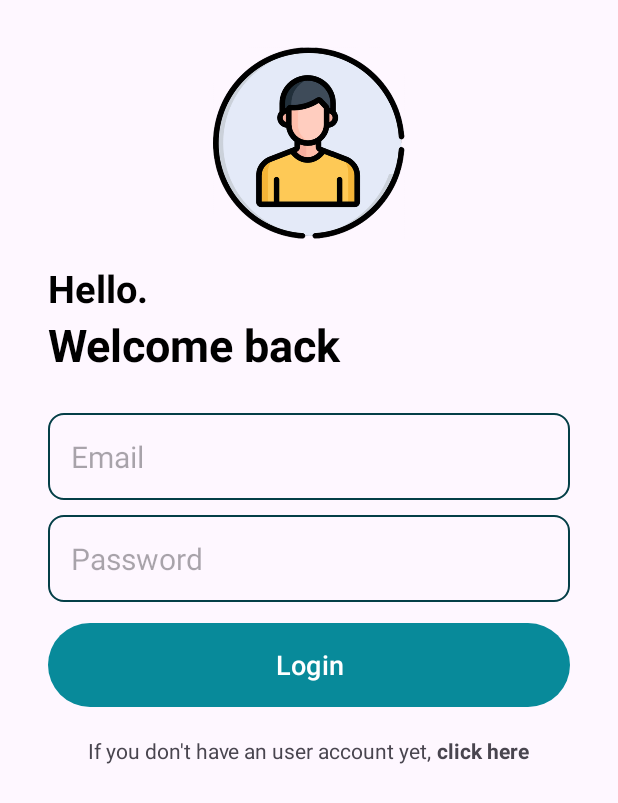
After one commit to Martin12234/Fikt-pmp-note-master-app, an Android app: the UserLoginActivity screen opened directly, with no data from a screen before it, on a phone screen of 412 x 824 dp. The commit adds this screen. Shown: the top 803 px of the screen. Run offline under Robolectric (Android 15) with nearby library versions, the phone set to English and light mode, and no system bars; our stand-ins replace Firebase (no records; nobody signed in at launch, a user with empty details on screens opened directly).

Commit message:
Created Form for User Login

```diff
--- a/app/src/main/AndroidManifest.xml
+++ b/app/src/main/AndroidManifest.xml
@@ -12,6 +12,9 @@
         android:supportsRtl="true"
         android:theme="@style/Theme.NoteMaster"
         tools:targetApi="31">
+        <activity
+            android:name=".UserLoginActivity"
+            android:exported="false" />
         <activity
             android:name=".UserRegistrationActivity"
             android:exported="false" />
--- /dev/null
+++ b/app/src/main/java/com/ml/notemaster/UserLoginActivity.java
@@ -0,0 +1,103 @@
+package com.ml.notemaster;
+
+import androidx.annotation.NonNull;
+import androidx.appcompat.app.AppCompatActivity;
+
+import android.content.Intent;
+import android.os.Bundle;
+import android.util.Patterns;
+import android.view.View;
+import android.widget.Button;
+import android.widget.EditText;
+import android.widget.ProgressBar;
+import android.widget.TextView;
+
+import com.google.android.gms.tasks.OnCompleteListener;
+import com.google.android.gms.tasks.Task;
+import com.google.firebase.auth.AuthResult;
+import com.google.firebase.auth.FirebaseAuth;
+
+public class UserLoginActivity extends AppCompatActivity {
+
+    EditText emailEditTxt, passwordEditTxt;
+    Button loginUserBtn;
+    ProgressBar progressBar;
+    TextView createUserBtnTxtView;
+
+    @Override
+    protected void onCreate(Bundle savedInstanceState) {
+        super.onCreate(savedInstanceState);
+        setContentView(R.layout.activity_user_login);
+
+        emailEditTxt = findViewById(R.id.email_edit_text);
+        passwordEditTxt = findViewById(R.id.password_edit_text);
+        loginUserBtn = findViewById(R.id.login_user_btn);
+        progressBar = findViewById(R.id.progress_bar);
+        createUserBtnTxtView = findViewById(R.id.create_user_text_view_btn);
+
+
+        loginUserBtn.setOnClickListener(v-> loginUser());
+        createUserBtnTxtView.setOnClickListener(v->startActivity(new Intent(UserLoginActivity.this, UserRegistrationActivity.class)));
+    }
+
+    void loginUser() {
+        String email = emailEditTxt.getText().toString();
+        String password = passwordEditTxt.getText().toString();
+
+        boolean isValidated = validateData(email, password);
+        if(!isValidated) {
+            return;
+        }
+
+        loginUserInFirebase(email,password);
+    }
+
+    void loginUserInFirebase(String email, String password) {
+        changeInProgress(true);
+
+        FirebaseAuth firebaseAuth = FirebaseAuth.getInstance();
+        firebaseAuth.signInWithEmailAndPassword(email, password).addOnCompleteListener(new OnCompleteListener<AuthResult>() {
+            @Override
+            public void onComplete(@NonNull Task<AuthResult> task) {
+                changeInProgress(false);
+                if(task.isSuccessful()) {
+                    //success login
+                    if(firebaseAuth.getCurrentUser().isEmailVerified()) {
+                        //go to main activity
+                        startActivity(new Intent(UserLoginActivity.this, MainActivity.class));
+                    } else {
+                        Utility.showToast(UserLoginActivity.this, "Email not verified, Please verify your email.");
+                    }
+                } else {
+                    //failed login
+                    Utility.showToast(UserLoginActivity.this, task.getException().getLocalizedMessage());
+
+                }
+            }
+        });
+    }
+
+    void changeInProgress(boolean inProgress) {
+        if(inProgress){
+            progressBar.setVisibility(View.VISIBLE);
+            loginUserBtn.setVisibility(View.GONE);
+        }
+        else {
+            progressBar.setVisibility(View.GONE);
+            loginUserBtn.setVisibility(View.VISIBLE);
+        }
+    }
+
+    boolean validateData(String email, String password) {
+        //validate data that are input by client
+        if(!Patterns.EMAIL_ADDRESS.matcher(email).matches()){
+            emailEditTxt.setError("Email is invalid");
+            return false;
+        }
+        if(password.length()<6){
+            passwordEditTxt.setError("Password length is invalid");
+            return false;
+        }
+        return true;
+    }
+}
--- /dev/null
+++ b/app/src/main/res/layout/activity_user_login.xml
@@ -0,0 +1,117 @@
+<?xml version="1.0" encoding="utf-8"?>
+<RelativeLayout xmlns:android="http://schemas.android.com/apk/res/android"
+    xmlns:app="http://schemas.android.com/apk/res-auto"
+    xmlns:tools="http://schemas.android.com/tools"
+    android:layout_width="match_parent"
+    android:layout_height="match_parent"
+    android:layout_marginVertical="16dp"
+    android:layout_marginHorizontal="32dp"
+    tools:context=".UserLoginActivity">
+
+    <ImageView
+        android:layout_width="128dp"
+        android:layout_height="128dp"
+        android:layout_centerHorizontal="true"
+        android:layout_marginVertical="15dp"
+        android:id="@+id/login_icon"
+        android:src="@drawable/login"
+        />
+
+    <LinearLayout
+        android:layout_width="match_parent"
+        android:layout_height="wrap_content"
+        android:layout_below="@id/login_icon"
+        android:id="@+id/hello_text"
+        android:orientation="vertical">
+
+        <TextView
+            android:layout_width="match_parent"
+            android:layout_height="wrap_content"
+            android:text="Hello."
+            android:textStyle="bold"
+            android:textSize="25sp"
+            android:textColor="@color/black"
+            />
+        <TextView
+            android:layout_width="match_parent"
+            android:layout_height="wrap_content"
+            android:text="Welcome back"
+            android:textStyle="bold"
+            android:textSize="30sp"
+            android:textColor="@color/black"
+            />
+    </LinearLayout>
+
+    <LinearLayout
+        android:layout_width="match_parent"
+        android:layout_height="wrap_content"
+        android:id="@+id/form_layout"
+        android:layout_below="@id/hello_text"
+        android:layout_marginVertical="15dp"
+        android:orientation="vertical">
+        <EditText
+            android:layout_width="match_parent"
+            android:layout_height="wrap_content"
+            android:id="@+id/email_edit_text"
+            android:inputType="textEmailAddress"
+            android:hint="Email"
+            android:textSize="20dp"
+            android:background="@drawable/rounded_corner"
+            android:padding="15dp"
+            android:layout_marginTop="10dp"/>
+
+        <EditText
+            android:layout_width="match_parent"
+            android:layout_height="wrap_content"
+            android:id="@+id/password_edit_text"
+            android:inputType="textPassword"
+            android:hint="Password"
+            android:textSize="20sp"
+            android:background="@drawable/rounded_corner"
+            android:padding="15dp"
+            android:layout_marginTop="10dp"/>
+
+
+        <com.google.android.material.button.MaterialButton
+            android:layout_width="match_parent"
+            android:layout_height="64dp"
+            android:id="@+id/login_user_btn"
+            android:text="Login"
+            android:layout_marginTop="10dp"
+            android:textSize="18sp"
+
+            />
+
+        <ProgressBar
+            android:layout_width="24dp"
+            android:layout_height="64dp"
+            android:id="@+id/progress_bar"
+            android:layout_gravity="center"
+            android:layout_marginTop="10dp"
+            android:visibility="gone" />
+
+
+    </LinearLayout>
+
+    <LinearLayout
+        android:layout_width="match_parent"
+        android:layout_height="wrap_content"
+        android:layout_below="@id/form_layout"
+        android:orientation="horizontal"
+        android:gravity="center">
+        <TextView
+            android:layout_width="wrap_content"
+            android:layout_height="wrap_content"
+            android:text="If you don't have an user account yet, "
+            />
+        <TextView
+            android:layout_width="wrap_content"
+            android:layout_height="wrap_content"
+            android:textStyle="bold"
+            android:id="@+id/create_user_text_view_btn"
+            android:text="click here"
+            />
+
+    </LinearLayout>
+
+</RelativeLayout>
```
Also changed, not shown: app/src/main/java/com/ml/notemaster/SplashActivity.java (+11 -1 lines), app/src/main/java/com/ml/notemaster/UserRegistrationActivity.java (+4 -3 lines), app/src/main/java/com/ml/notemaster/Utility.java (added, +11 -0 lines).
